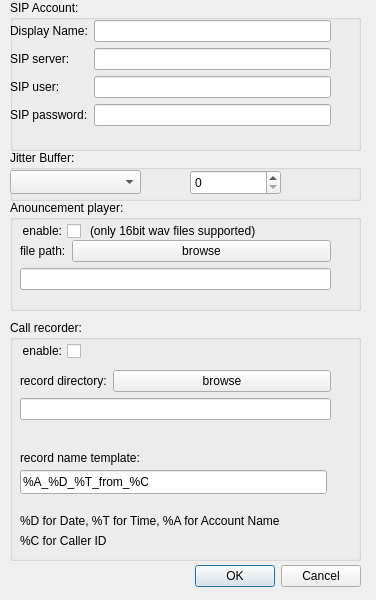
This is accountdialog.ui in AWAH-SIP/AWAH-SIP_Desktop-GUI as Qt 5 draws it before an edit. The edited form follows.
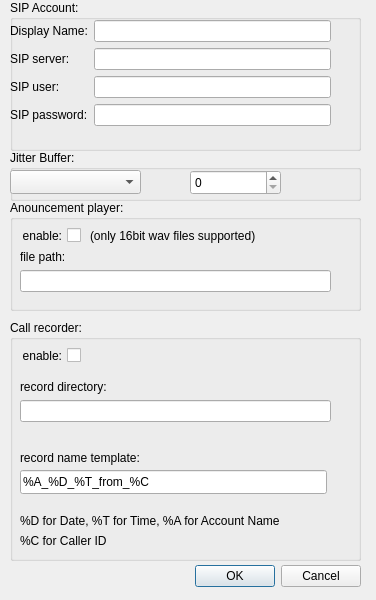
This is the edited form.

Commit message: browse path buttons removed

```diff
--- a/accountdialog.ui
+++ b/accountdialog.ui
@@ -122,21 +122,14 @@
     <property name="geometry">
      <rect>
       <x>10</x>
-      <y>50</y>
+      <y>60</y>
       <width>311</width>
-      <height>71</height>
+      <height>61</height>
      </rect>
     </property>
     <layout class="QGridLayout" name="gridLayout">
      <item row="0" column="0">
       <layout class="QFormLayout" name="formLayout_2">
-       <item row="0" column="1">
-        <widget class="QPushButton" name="pushButtonbrowserec">
-         <property name="text">
-          <string>browse</string>
-         </property>
-        </widget>
-       </item>
        <item row="0" column="0">
         <widget class="QLabel" name="label_recorddir">
          <property name="text">
@@ -157,7 +150,7 @@
       <x>0</x>
       <y>20</y>
       <width>71</width>
-      <height>22</height>
+      <height>31</height>
      </rect>
     </property>
     <property name="layoutDirection">
@@ -236,9 +229,9 @@
     <property name="geometry">
      <rect>
       <x>10</x>
-      <y>40</y>
+      <y>50</y>
       <width>311</width>
-      <height>71</height>
+      <height>61</height>
      </rect>
     </property>
     <layout class="QGridLayout" name="gridLayout_2">
@@ -251,13 +244,6 @@
          </property>
         </widget>
        </item>
-       <item row="0" column="1">
-        <widget class="QPushButton" name="pushButton_browsepath">
-         <property name="text">
-          <string>browse</string>
-         </property>
-        </widget>
-       </item>
        <item row="1" column="0" colspan="2">
         <widget class="QLineEdit" name="lineEdit_playpath"/>
        </item>
@@ -271,7 +257,7 @@
       <x>0</x>
       <y>20</y>
       <width>71</width>
-      <height>22</height>
+      <height>31</height>
      </rect>
     </property>
     <property name="layoutDirection">
@@ -287,7 +273,7 @@
       <x>80</x>
       <y>20</y>
       <width>241</width>
-      <height>21</height>
+      <height>31</height>
      </rect>
     </property>
     <property name="text">
```
The commit also changes 2 other files.
